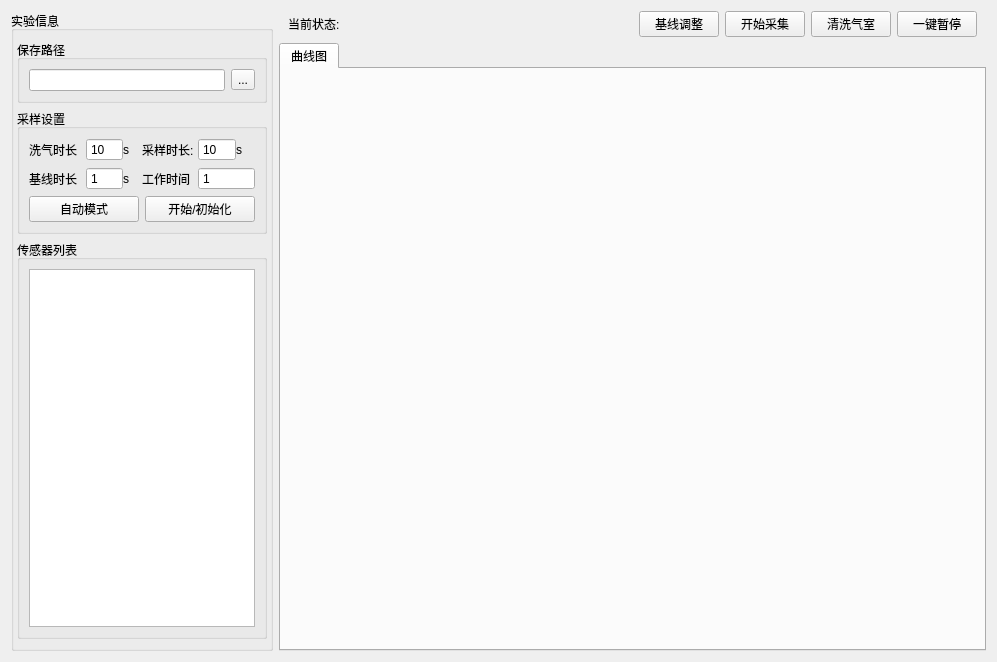
First picture: the form in Enose/resource_ui/ui_file/ChooseAndShow.ui, repository WMSF111/E_Nose, before the edit.
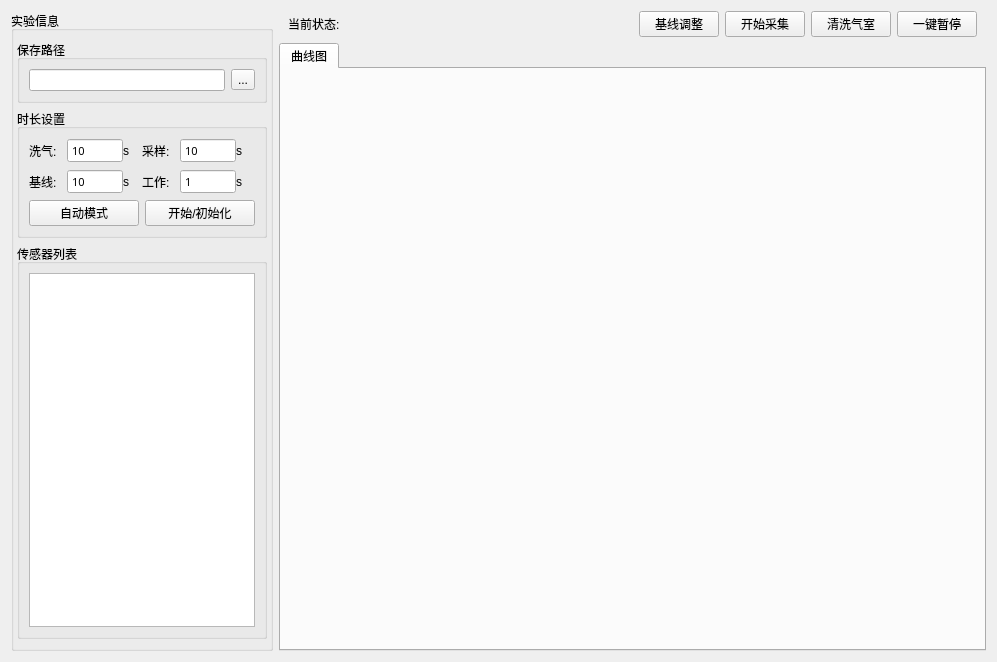
Second picture: the form after the edit.

What changed in the file:
```diff
--- a/Enose/resource_ui/ui_file/ChooseAndShow.ui
+++ b/Enose/resource_ui/ui_file/ChooseAndShow.ui
@@ -62,11 +62,11 @@
         <item>
          <widget class="QGroupBox" name="groupBox_3">
           <property name="title">
-           <string>采样设置</string>
+           <string>时长设置</string>
           </property>
           <layout class="QVBoxLayout" name="verticalLayout_2">
            <item>
-            <layout class="QHBoxLayout" name="horizontalLayout_7" stretch="3,2,1,3,2,1">
+            <layout class="QHBoxLayout" name="horizontalLayout_7" stretch="2,3,1,2,3,1">
              <property name="spacing">
               <number>0</number>
              </property>
@@ -76,12 +76,20 @@
                 <enum>Qt::LeftToRight</enum>
                </property>
                <property name="text">
-                <string>洗气时长</string>
+                <string>洗气:</string>
                </property>
               </widget>
              </item>
              <item>
               <widget class="QSpinBox" name="Cleartime_spinBox">
+               <property name="font">
+                <font>
+                 <family>AcadEref</family>
+                 <pointsize>8</pointsize>
+                 <weight>50</weight>
+                 <bold>false</bold>
+                </font>
+               </property>
                <property name="focusPolicy">
                 <enum>Qt::WheelFocus</enum>
                </property>
@@ -115,12 +123,20 @@
                 <enum>Qt::LeftToRight</enum>
                </property>
                <property name="text">
-                <string>采样时长: </string>
+                <string>采样:</string>
                </property>
               </widget>
              </item>
              <item>
               <widget class="QSpinBox" name="Sample_spinBox">
+               <property name="font">
+                <font>
+                 <family>AcadEref</family>
+                 <pointsize>8</pointsize>
+                 <weight>50</weight>
+                 <bold>false</bold>
+                </font>
+               </property>
                <property name="focusPolicy">
                 <enum>Qt::WheelFocus</enum>
                </property>
@@ -151,7 +167,7 @@
             </layout>
            </item>
            <item>
-            <layout class="QHBoxLayout" name="horizontalLayout_8" stretch="3,2,1,3,3">
+            <layout class="QHBoxLayout" name="horizontalLayout_8" stretch="2,3,1,2,3,1">
              <property name="spacing">
               <number>0</number>
              </property>
@@ -161,23 +177,31 @@
                 <enum>Qt::LeftToRight</enum>
                </property>
                <property name="text">
-                <string>基线时长</string>
+                <string>基线:</string>
                </property>
               </widget>
              </item>
              <item>
               <widget class="QSpinBox" name="Basetime_spinBox">
+               <property name="font">
+                <font>
+                 <family>AcadEref</family>
+                 <pointsize>8</pointsize>
+                 <weight>50</weight>
+                 <bold>false</bold>
+                </font>
+               </property>
                <property name="buttonSymbols">
                 <enum>QAbstractSpinBox::NoButtons</enum>
                </property>
                <property name="minimum">
-                <number>1</number>
+                <number>0</number>
                </property>
                <property name="maximum">
-                <number>60</number>
+                <number>256</number>
                </property>
                <property name="value">
-                <number>1</number>
+                <number>10</number>
                </property>
                <property name="displayIntegerBase">
                 <number>10</number>
@@ -200,12 +224,20 @@
                 <enum>Qt::LeftToRight</enum>
                </property>
                <property name="text">
-                <string>工作时间</string>
+                <string>工作:</string>
                </property>
               </widget>
              </item>
              <item>
               <widget class="QSpinBox" name="Worktime_spinBox">
+               <property name="font">
+                <font>
+                 <family>AcadEref</family>
+                 <pointsize>8</pointsize>
+                 <weight>50</weight>
+                 <bold>false</bold>
+                </font>
+               </property>
                <property name="buttonSymbols">
                 <enum>QAbstractSpinBox::NoButtons</enum>
                </property>
@@ -213,7 +245,7 @@
                 <number>1</number>
                </property>
                <property name="maximum">
-                <number>65535</number>
+                <number>256</number>
                </property>
                <property name="value">
                 <number>1</number>
@@ -223,6 +255,16 @@
                </property>
               </widget>
              </item>
+             <item>
+              <widget class="QLabel" name="label_38">
+               <property name="layoutDirection">
+                <enum>Qt::LeftToRight</enum>
+               </property>
+               <property name="text">
+                <string>s</string>
+               </property>
+              </widget>
+             </item>
             </layout>
            </item>
            <item>
```
